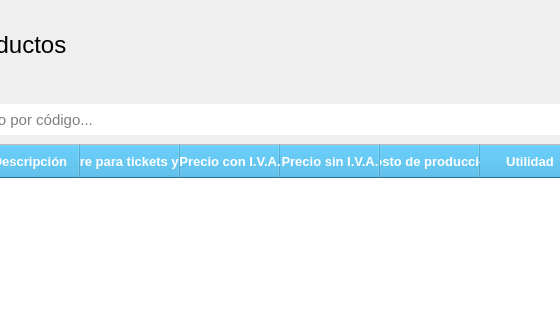
Before: the Qt Designer form src/AdministrarProductos/Ui_AdministrarProductos.ui in ivanperez-7/printpos, drawn with Qt 5; both pictures show x 247 to 807 and y 0 to 323 of the 1085 by 650 pixel window.
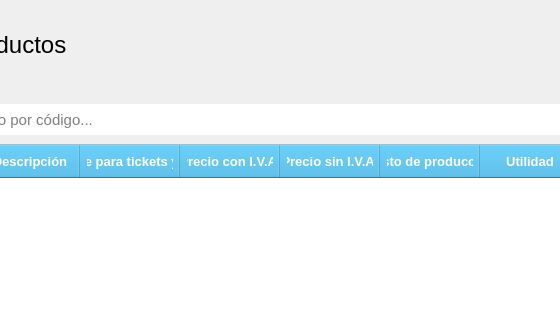
After: the same form once the commit is applied. Icons and pictures are not drawn.

Patch:
```diff
--- a/src/AdministrarProductos/Ui_AdministrarProductos.ui
+++ b/src/AdministrarProductos/Ui_AdministrarProductos.ui
@@ -443,9 +443,7 @@
 	font: bold 10pt;
 	color: rgb(255, 255, 255);
 	background-color: rgb(52, 172, 224);
-
-	padding-top: 7px;
-	padding-bottom: 7px;
+	padding: 7px;
 }
 
 QTableView::item{
```
